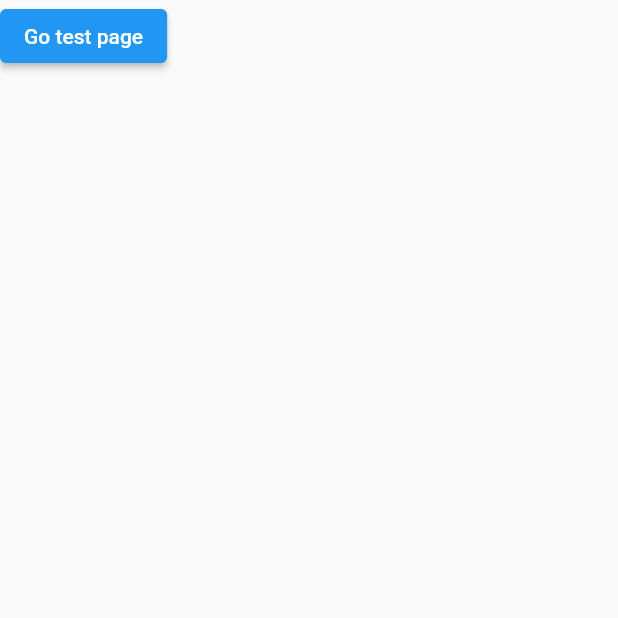
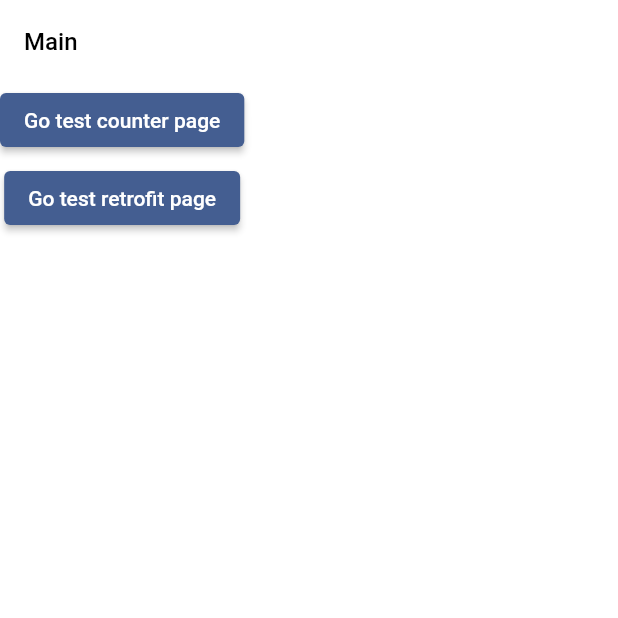
Before and after one commit to kwon0koang/test_flutter, a Flutter app: the screen it shows after launch, on a phone screen of 412 x 824 dp, the top half of it. Run offline on Flutter 3.47's test engine with Material 2 defaults, Android fonts, the phone set to English and light mode, and no system bars; our stand-ins replace auto_route, dio, freezed_annotation, hooks_riverpod, logger, retrofit and 1 more; missing offline and left inert: dart:html; generated files the repository leaves out were written again.

Commit message:
[kyk] test flutter

```diff
--- /dev/null
+++ b/lib/app.dart
@@ -0,0 +1,25 @@
+import 'dart:html';
+
+import 'package:flutter/material.dart';
+import 'package:test_flutter/app_router.dart';
+
+class App extends StatelessWidget {
+  const App({super.key});
+
+  // This widget is the root of your application.
+  @override
+  Widget build(BuildContext context) {
+    final appRouter = AppRouter();
+    final themeData = ThemeData(
+        // fontFamily: '',
+        colorScheme: ColorScheme.fromSeed(
+            seedColor: Colors.blueAccent, background: Colors.blueAccent));
+
+    return MaterialApp.router(
+      debugShowCheckedModeBanner: true,
+      theme: themeData,
+      routeInformationParser: appRouter.defaultRouteParser(),
+      routerDelegate: appRouter.delegate(),
+    );
+  }
+}
--- a/lib/app_router.dart
+++ b/lib/app_router.dart
@@ -0,0 +1,14 @@
+import 'package:auto_route/auto_route.dart';
+import 'package:test_flutter/app_router.gr.dart';
+
+export 'app_router.gr.dart';
+
+@AutoRouterConfig()
+class AppRouter extends $AppRouter {
+  @override
+  final List<AutoRoute> routes = [
+    AutoRoute(path: '/', page: MainRoute.page),
+    AutoRoute(page: TestCounterRoute.page),
+    AutoRoute(page: TestRetrofitRoute.page),
+  ];
+}
--- a/lib/main.dart
+++ b/lib/main.dart
@@ -1,44 +1,9 @@
+import 'package:auto_route/annotations.dart';
 import 'package:flutter/material.dart';
+import 'package:hooks_riverpod/hooks_riverpod.dart';
+import 'package:test_flutter/app.dart';
 
 void main() {
-  runApp(const MyApp());
+  // runApp(const App());
+  runApp(const ProviderScope(child: App()));
 }
-
-class MyApp extends StatelessWidget {
-  const MyApp({super.key});
-
-
-  // This widget is the root of your application.
-  @override
-  Widget build(BuildContext context) {
-    return MaterialApp(
-      title: 'Flutter Demo',
-      theme: ThemeData(
-        primarySwatch: Colors.blue,
-      ),
-      home: const MyHomePage(),
-    );
-  }
-}
-
-class MyHomePage extends StatelessWidget {
-  const MyHomePage({Key? key}) : super(key: key);
-
-  @override
-  Widget build(BuildContext context) {
-    return SafeArea(
-      child: Scaffold(
-        body: Column(
-          children: [
-            ElevatedButton(
-              onPressed: () {
-
-              },
-              child: const Text("Go test page"),
-            ),
-          ],
-        ),
-      ),
-    );
-  }
-}
--- /dev/null
+++ b/lib/src/common/default_layout.dart
@@ -0,0 +1,50 @@
+import 'package:flutter/material.dart';
+
+class DefaultLayout extends StatelessWidget {
+  final Color? backgroundColor;
+  final Widget child;
+  final String? title;
+  final Widget? bottomNavigationBar;
+  final Widget? floatingActionButton;
+
+  const DefaultLayout({
+    required this.child,
+    this.backgroundColor,
+    this.title,
+    this.bottomNavigationBar,
+    this.floatingActionButton,
+    Key? key,
+  }) : super(key: key);
+
+  @override
+  Widget build(BuildContext context) {
+    return SafeArea(
+      child: Scaffold(
+        backgroundColor: backgroundColor ?? Colors.white,
+        appBar: renderAppBar(),
+        body: child,
+        bottomNavigationBar: bottomNavigationBar,
+        floatingActionButton: floatingActionButton,
+      ),
+    );
+  }
+
+  AppBar? renderAppBar() {
+    if (title == null) {
+      return null;
+    } else {
+      return AppBar(
+        backgroundColor: Colors.white,
+        elevation: 0,
+        title: Text(
+          title!,
+          style: TextStyle(
+            fontSize: 16.0,
+            fontWeight: FontWeight.w500,
+          ),
+        ),
+        foregroundColor: Colors.black,
+      );
+    }
+  }
+}
--- /dev/null
+++ b/lib/src/pages/main/main_page.dart
@@ -0,0 +1,38 @@
+import 'package:auto_route/annotations.dart';
+import 'package:auto_route/auto_route.dart';
+import 'package:flutter/material.dart';
+import 'package:test_flutter/app_router.dart';
+import 'package:test_flutter/src/common/default_layout.dart';
+
+@RoutePage()
+class MainPage extends StatelessWidget {
+  const MainPage({Key? key}) : super(key: key);
+
+  @override
+  Widget build(BuildContext context) {
+    final appRouter = AutoRouter.of(context);
+
+    return DefaultLayout(
+      title: 'Main',
+      child: Column(
+        children: [
+          ElevatedButton(
+            onPressed: () {
+              appRouter.push(const TestCounterRoute());
+            },
+            child: const Text("Go test counter page"),
+          ),
+          SizedBox(
+            height: 4,
+          ),
+          ElevatedButton(
+            onPressed: () {
+              appRouter.push(const TestRetrofitRoute());
+            },
+            child: const Text("Go test retrofit page"),
+          ),
+        ],
+      ),
+    );
+  }
+}
```
Also changed, not shown: lib/src/common/log.dart (added, +34 -0 lines), lib/src/model/todo_model.dart (added, +19 -0 lines), lib/src/network/dio.dart (added, +14 -0 lines), lib/src/pages/test_counter/test_counter_page.dart (added, +65 -0 lines), lib/src/pages/test_counter/test_counter_view_model.dart (added, +47 -0 lines), lib/src/pages/test_page.dart (deleted, +0 -10 lines), lib/src/pages/test_retrofit/test_retrofit_page.dart (added, +49 -0 lines), lib/src/pages/test_retrofit/test_retrofit_view_model.dart (added, +25 -0 lines), lib/src/repository/todo_repository.dart (added, +28 -0 lines), lib/src/service/todo_service.dart (added, +16 -0 lines), pubspec.yaml (+33 -2 lines), lib/app_router.gr.dart (added), lib/src/model/todo_model.freezed.dart (added), lib/src/model/todo_model.g.dart (added), 4 more files, 1 other file.
